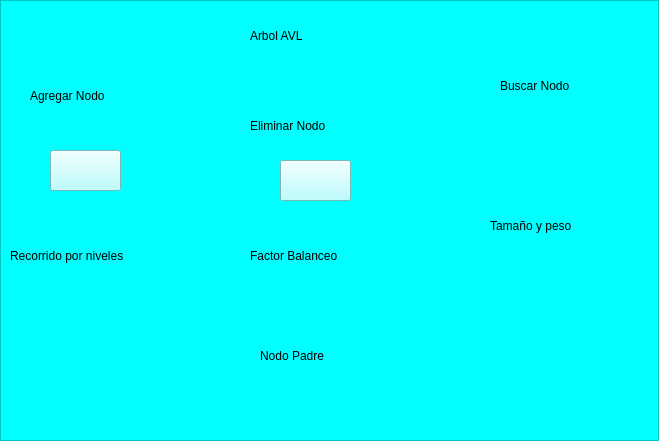
First picture: the form in ArbolAVL.ui, repository Joy12600/Lab1, before the edit.
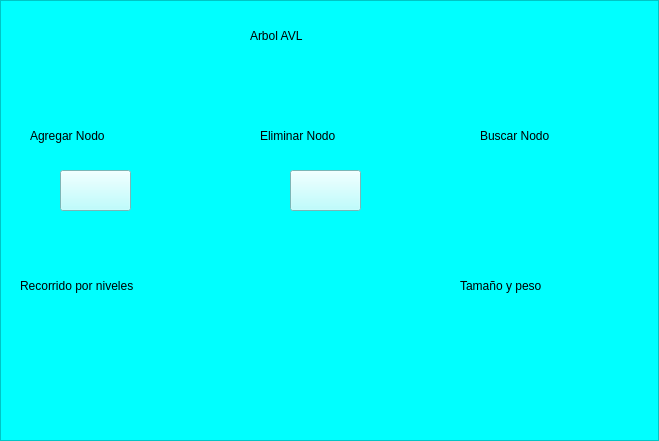
Second picture: the form after the edit. Icons and pictures are not drawn.

The edit to the form file:
```diff
--- a/ArbolAVL.ui
+++ b/ArbolAVL.ui
@@ -63,7 +63,7 @@
        <property name="geometry">
         <rect>
          <x>30</x>
-         <y>80</y>
+         <y>120</y>
          <width>131</width>
          <height>31</height>
         </rect>
@@ -78,8 +78,8 @@
       <widget class="QLabel" name="label_3">
        <property name="geometry">
         <rect>
-         <x>250</x>
-         <y>110</y>
+         <x>260</x>
+         <y>120</y>
          <width>131</width>
          <height>31</height>
         </rect>
@@ -94,8 +94,8 @@
       <widget class="QLabel" name="label_4">
        <property name="geometry">
         <rect>
-         <x>500</x>
-         <y>70</y>
+         <x>480</x>
+         <y>120</y>
          <width>131</width>
          <height>31</height>
         </rect>
@@ -110,8 +110,8 @@
       <widget class="QLabel" name="label_5">
        <property name="geometry">
         <rect>
-         <x>490</x>
-         <y>210</y>
+         <x>460</x>
+         <y>270</y>
          <width>151</width>
          <height>31</height>
         </rect>
@@ -126,8 +126,8 @@
       <widget class="QLabel" name="label_6">
        <property name="geometry">
         <rect>
-         <x>10</x>
-         <y>240</y>
+         <x>20</x>
+         <y>270</y>
          <width>201</width>
          <height>31</height>
         </rect>
@@ -142,8 +142,8 @@
       <widget class="QPushButton" name="pushButton">
        <property name="geometry">
         <rect>
-         <x>50</x>
-         <y>150</y>
+         <x>60</x>
+         <y>170</y>
          <width>71</width>
          <height>41</height>
         </rect>
@@ -168,8 +168,8 @@
       <widget class="QPushButton" name="pushButton_2">
        <property name="geometry">
         <rect>
-         <x>280</x>
-         <y>160</y>
+         <x>290</x>
+         <y>170</y>
          <width>71</width>
          <height>41</height>
         </rect>
@@ -191,38 +191,6 @@
         </size>
        </property>
       </widget>
-      <widget class="QLabel" name="label_7">
-       <property name="geometry">
-        <rect>
-         <x>250</x>
-         <y>240</y>
-         <width>151</width>
-         <height>31</height>
-        </rect>
-       </property>
-       <property name="styleSheet">
-        <string notr="true">font: 75 16pt &quot;MS Shell Dlg 2&quot;;</string>
-       </property>
-       <property name="text">
-        <string>Factor Balanceo</string>
-       </property>
-      </widget>
-      <widget class="QLabel" name="label_8">
-       <property name="geometry">
-        <rect>
-         <x>260</x>
-         <y>340</y>
-         <width>111</width>
-         <height>31</height>
-        </rect>
-       </property>
-       <property name="styleSheet">
-        <string notr="true">font: 75 16pt &quot;MS Shell Dlg 2&quot;;</string>
-       </property>
-       <property name="text">
-        <string>Nodo Padre</string>
-       </property>
-      </widget>
      </widget>
     </item>
    </layout>
```
